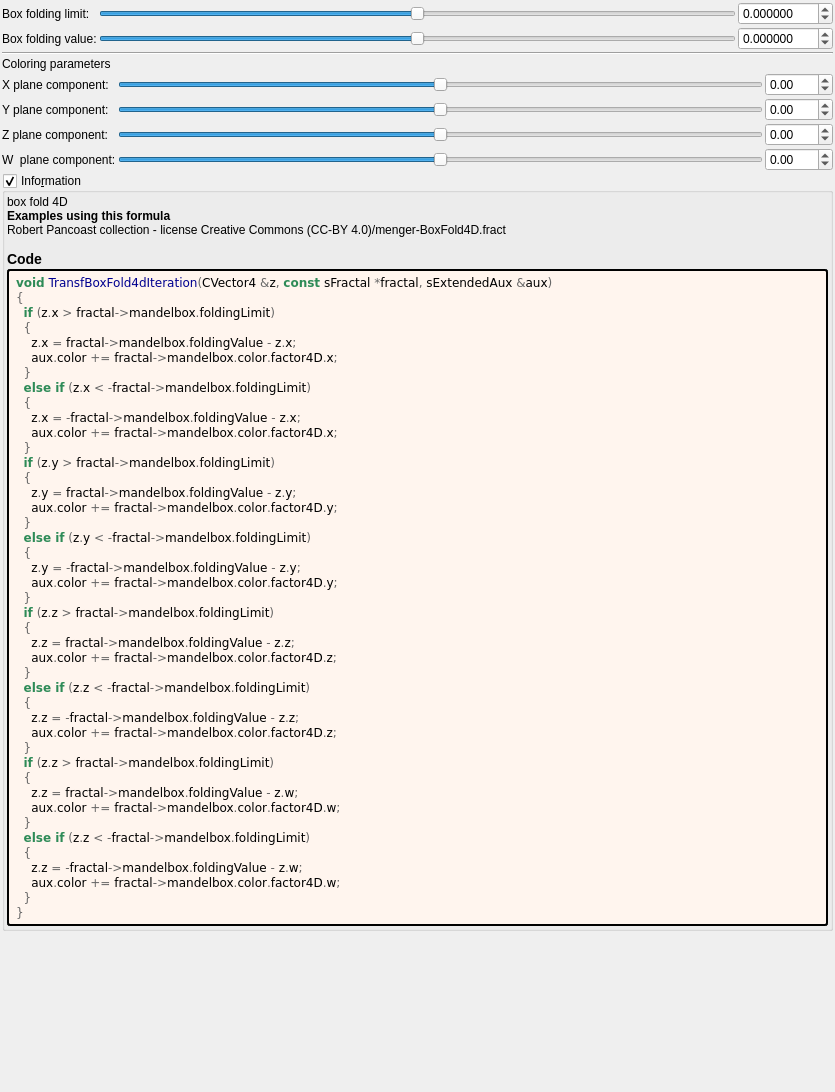
buddhi1980/mandelbulber2, file mandelbulber2/formula/ui/fractal_transf_box_fold4d.ui: the form before one commit.
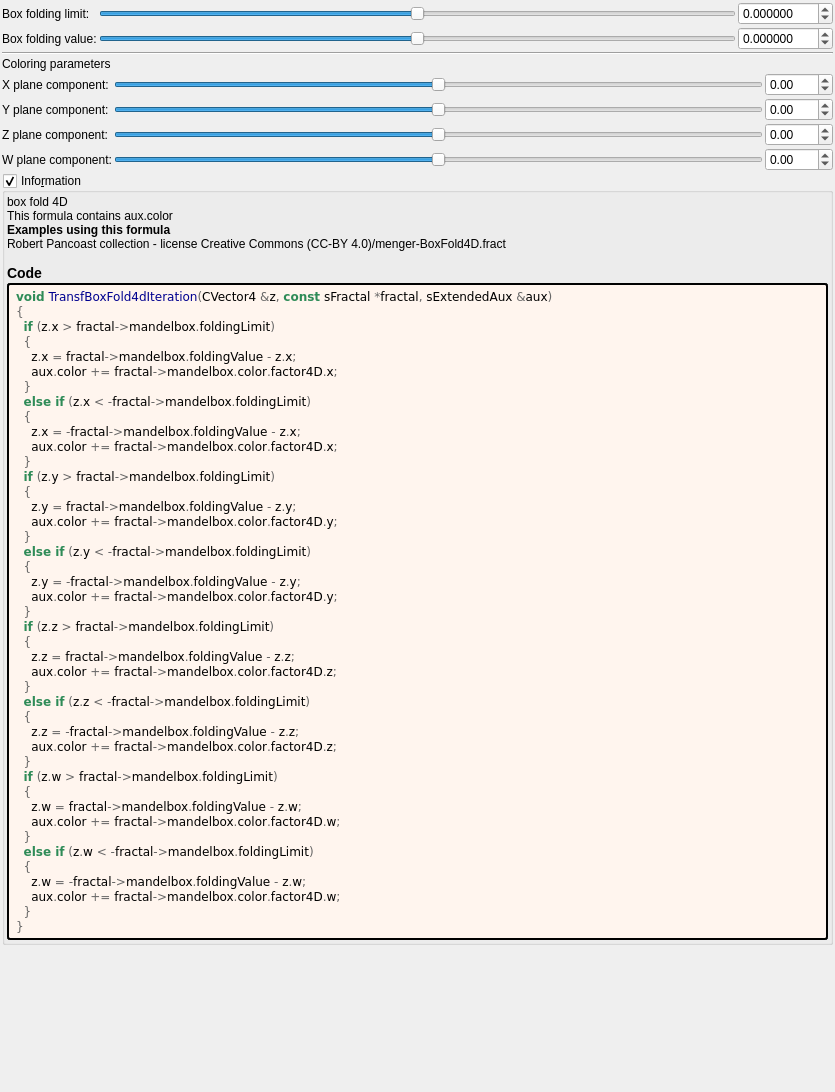
The form after the commit. Custom widgets are drawn as their Qt base class.

Patch:
```diff
--- a/mandelbulber2/formula/ui/fractal_transf_box_fold4d.ui
+++ b/mandelbulber2/formula/ui/fractal_transf_box_fold4d.ui
@@ -287,7 +287,7 @@
      <item row="4" column="0">
       <widget class="QLabel" name="label_30">
        <property name="text">
-        <string>W  plane component:</string>
+        <string>W plane component:</string>
        </property>
       </widget>
      </item>
@@ -429,7 +429,7 @@
       <item>
        <widget class="QLabel" name="label_information_general">
         <property name="text">
-         <string notr="true">&lt;p&gt;box fold 4D&lt;/p&gt;&lt;table&gt;
+		 <string notr="true">&lt;p&gt;box fold 4D&lt;br&gt;This formula contains aux.color&lt;/p&gt;&lt;table&gt;
 &lt;/table&gt;
 &lt;br&gt;&lt;b&gt;Examples using this formula&lt;/b&gt;&lt;br&gt;Robert Pancoast collection - license Creative Commons (CC-BY 4.0)/menger-BoxFold4D.fract&lt;h3&gt;Code&lt;/h3&gt;</string>
         </property>
@@ -483,14 +483,14 @@
     z&lt;span style=&quot;color:#676767&quot;&gt;.&lt;/span&gt;z &lt;span style=&quot;color:#676767&quot;&gt;= -&lt;/span&gt;fractal&lt;span style=&quot;color:#676767&quot;&gt;-&amp;gt;&lt;/span&gt;mandelbox&lt;span style=&quot;color:#676767&quot;&gt;.&lt;/span&gt;foldingValue &lt;span style=&quot;color:#676767&quot;&gt;-&lt;/span&gt; z&lt;span style=&quot;color:#676767&quot;&gt;.&lt;/span&gt;z&lt;span style=&quot;color:#676767&quot;&gt;;&lt;/span&gt;
     aux&lt;span style=&quot;color:#676767&quot;&gt;.&lt;/span&gt;color &lt;span style=&quot;color:#676767&quot;&gt;+=&lt;/span&gt; fractal&lt;span style=&quot;color:#676767&quot;&gt;-&amp;gt;&lt;/span&gt;mandelbox&lt;span style=&quot;color:#676767&quot;&gt;.&lt;/span&gt;color&lt;span style=&quot;color:#676767&quot;&gt;.&lt;/span&gt;factor4D&lt;span style=&quot;color:#676767&quot;&gt;.&lt;/span&gt;z&lt;span style=&quot;color:#676767&quot;&gt;;&lt;/span&gt;
   &lt;span style=&quot;color:#676767&quot;&gt;}&lt;/span&gt;
-  &lt;span style=&quot;color:#2e8b57; font-weight:bold&quot;&gt;if&lt;/span&gt; &lt;span style=&quot;color:#676767&quot;&gt;(&lt;/span&gt;z&lt;span style=&quot;color:#676767&quot;&gt;.&lt;/span&gt;z &lt;span style=&quot;color:#676767&quot;&gt;&amp;gt;&lt;/span&gt; fractal&lt;span style=&quot;color:#676767&quot;&gt;-&amp;gt;&lt;/span&gt;mandelbox&lt;span style=&quot;color:#676767&quot;&gt;.&lt;/span&gt;foldingLimit&lt;span style=&quot;color:#676767&quot;&gt;)&lt;/span&gt;
+  &lt;span style=&quot;color:#2e8b57; font-weight:bold&quot;&gt;if&lt;/span&gt; &lt;span style=&quot;color:#676767&quot;&gt;(&lt;/span&gt;z&lt;span style=&quot;color:#676767&quot;&gt;.&lt;/span&gt;w &lt;span style=&quot;color:#676767&quot;&gt;&amp;gt;&lt;/span&gt; fractal&lt;span style=&quot;color:#676767&quot;&gt;-&amp;gt;&lt;/span&gt;mandelbox&lt;span style=&quot;color:#676767&quot;&gt;.&lt;/span&gt;foldingLimit&lt;span style=&quot;color:#676767&quot;&gt;)&lt;/span&gt;
   &lt;span style=&quot;color:#676767&quot;&gt;{&lt;/span&gt;
-    z&lt;span style=&quot;color:#676767&quot;&gt;.&lt;/span&gt;z &lt;span style=&quot;color:#676767&quot;&gt;=&lt;/span&gt; fractal&lt;span style=&quot;color:#676767&quot;&gt;-&amp;gt;&lt;/span&gt;mandelbox&lt;span style=&quot;color:#676767&quot;&gt;.&lt;/span&gt;foldingValue &lt;span style=&quot;color:#676767&quot;&gt;-&lt;/span&gt; z&lt;span style=&quot;color:#676767&quot;&gt;.&lt;/span&gt;w&lt;span style=&quot;color:#676767&quot;&gt;;&lt;/span&gt;
+    z&lt;span style=&quot;color:#676767&quot;&gt;.&lt;/span&gt;w &lt;span style=&quot;color:#676767&quot;&gt;=&lt;/span&gt; fractal&lt;span style=&quot;color:#676767&quot;&gt;-&amp;gt;&lt;/span&gt;mandelbox&lt;span style=&quot;color:#676767&quot;&gt;.&lt;/span&gt;foldingValue &lt;span style=&quot;color:#676767&quot;&gt;-&lt;/span&gt; z&lt;span style=&quot;color:#676767&quot;&gt;.&lt;/span&gt;w&lt;span style=&quot;color:#676767&quot;&gt;;&lt;/span&gt;
     aux&lt;span style=&quot;color:#676767&quot;&gt;.&lt;/span&gt;color &lt;span style=&quot;color:#676767&quot;&gt;+=&lt;/span&gt; fractal&lt;span style=&quot;color:#676767&quot;&gt;-&amp;gt;&lt;/span&gt;mandelbox&lt;span style=&quot;color:#676767&quot;&gt;.&lt;/span&gt;color&lt;span style=&quot;color:#676767&quot;&gt;.&lt;/span&gt;factor4D&lt;span style=&quot;color:#676767&quot;&gt;.&lt;/span&gt;w&lt;span style=&quot;color:#676767&quot;&gt;;&lt;/span&gt;
   &lt;span style=&quot;color:#676767&quot;&gt;}&lt;/span&gt;
-  &lt;span style=&quot;color:#2e8b57; font-weight:bold&quot;&gt;else if&lt;/span&gt; &lt;span style=&quot;color:#676767&quot;&gt;(&lt;/span&gt;z&lt;span style=&quot;color:#676767&quot;&gt;.&lt;/span&gt;z &lt;span style=&quot;color:#676767&quot;&gt;&amp;lt; -&lt;/span&gt;fractal&lt;span style=&quot;color:#676767&quot;&gt;-&amp;gt;&lt;/span&gt;mandelbox&lt;span style=&quot;color:#676767&quot;&gt;.&lt;/span&gt;foldingLimit&lt;span style=&quot;color:#676767&quot;&gt;)&lt;/span&gt;
+  &lt;span style=&quot;color:#2e8b57; font-weight:bold&quot;&gt;else if&lt;/span&gt; &lt;span style=&quot;color:#676767&quot;&gt;(&lt;/span&gt;z&lt;span style=&quot;color:#676767&quot;&gt;.&lt;/span&gt;w &lt;span style=&quot;color:#676767&quot;&gt;&amp;lt; -&lt;/span&gt;fractal&lt;span style=&quot;color:#676767&quot;&gt;-&amp;gt;&lt;/span&gt;mandelbox&lt;span style=&quot;color:#676767&quot;&gt;.&lt;/span&gt;foldingLimit&lt;span style=&quot;color:#676767&quot;&gt;)&lt;/span&gt;
   &lt;span style=&quot;color:#676767&quot;&gt;{&lt;/span&gt;
-    z&lt;span style=&quot;color:#676767&quot;&gt;.&lt;/span&gt;z &lt;span style=&quot;color:#676767&quot;&gt;= -&lt;/span&gt;fractal&lt;span style=&quot;color:#676767&quot;&gt;-&amp;gt;&lt;/span&gt;mandelbox&lt;span style=&quot;color:#676767&quot;&gt;.&lt;/span&gt;foldingValue &lt;span style=&quot;color:#676767&quot;&gt;-&lt;/span&gt; z&lt;span style=&quot;color:#676767&quot;&gt;.&lt;/span&gt;w&lt;span style=&quot;color:#676767&quot;&gt;;&lt;/span&gt;
+    z&lt;span style=&quot;color:#676767&quot;&gt;.&lt;/span&gt;w &lt;span style=&quot;color:#676767&quot;&gt;= -&lt;/span&gt;fractal&lt;span style=&quot;color:#676767&quot;&gt;-&amp;gt;&lt;/span&gt;mandelbox&lt;span style=&quot;color:#676767&quot;&gt;.&lt;/span&gt;foldingValue &lt;span style=&quot;color:#676767&quot;&gt;-&lt;/span&gt; z&lt;span style=&quot;color:#676767&quot;&gt;.&lt;/span&gt;w&lt;span style=&quot;color:#676767&quot;&gt;;&lt;/span&gt;
     aux&lt;span style=&quot;color:#676767&quot;&gt;.&lt;/span&gt;color &lt;span style=&quot;color:#676767&quot;&gt;+=&lt;/span&gt; fractal&lt;span style=&quot;color:#676767&quot;&gt;-&amp;gt;&lt;/span&gt;mandelbox&lt;span style=&quot;color:#676767&quot;&gt;.&lt;/span&gt;color&lt;span style=&quot;color:#676767&quot;&gt;.&lt;/span&gt;factor4D&lt;span style=&quot;color:#676767&quot;&gt;.&lt;/span&gt;w&lt;span style=&quot;color:#676767&quot;&gt;;&lt;/span&gt;
   &lt;span style=&quot;color:#676767&quot;&gt;}&lt;/span&gt;
 &lt;span style=&quot;color:#676767&quot;&gt;}&lt;/span&gt;
```
Left out of the diff: 8 changed lines with no effect on the pictures. Lines whose indentation alone changed are shown as unchanged.
